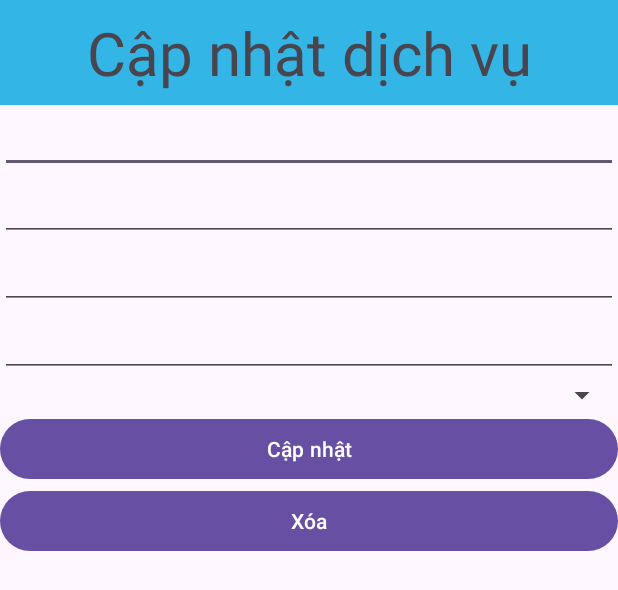
After one commit to michaelhung123/BarberShop, an Android app: the layout dialog_update_service.xml on its own in the app's theme, with its tools: preview values and no code run, on a phone screen of 412 x 824 dp. The commit adds this screen. Shown: the top 590 px of the screen. Run offline under Robolectric (Android 15) with nearby library versions, the phone set to English and light mode, and no system bars; Roboto replaces fonts that are not available here.

Commit message:
Update service and category

```diff
--- a/app/src/main/AndroidManifest.xml
+++ b/app/src/main/AndroidManifest.xml
@@ -13,7 +13,7 @@
         android:theme="@style/Theme.BarberShop"
         tools:targetApi="31">
         <activity
-            android:name=".IndexCategoryActivity"
+            android:name=".IndexServiceActivity"
             android:exported="true">
             <intent-filter>
                 <action android:name="android.intent.action.MAIN" />
--- a/app/src/main/java/com/example/barbershop/Domain/Category.java
+++ b/app/src/main/java/com/example/barbershop/Domain/Category.java
@@ -60,6 +60,6 @@ public class Category {
     @NonNull
     @Override
     public String toString() {
-        return Integer.toString(getId()) + " " + getName();
+        return this.name;
     }
 }
--- /dev/null
+++ b/app/src/main/res/layout/dialog_update_service.xml
@@ -0,0 +1,43 @@
+<?xml version="1.0" encoding="utf-8"?>
+<LinearLayout xmlns:android="http://schemas.android.com/apk/res/android"
+    android:orientation="vertical"
+    android:layout_width="match_parent"
+    android:layout_height="wrap_content">
+    <TextView
+        android:background="@android:color/holo_blue_light"
+        android:layout_width="match_parent"
+        android:layout_height="70dp"
+        android:textSize="40sp"
+        android:gravity="center"
+        android:text="Cập nhật dịch vụ" />
+    <EditText
+        android:id="@+id/editName"
+        android:layout_width="match_parent"
+        android:layout_height="wrap_content"/>
+    <EditText
+        android:id="@+id/editDescription"
+        android:layout_width="match_parent"
+        android:layout_height="wrap_content"/>
+    <EditText
+        android:id="@+id/editFile"
+        android:layout_width="match_parent"
+        android:layout_height="wrap_content"/>
+    <EditText
+        android:id="@+id/editPrice"
+        android:layout_width="match_parent"
+        android:layout_height="wrap_content"/>
+    <Spinner
+        android:id="@+id/spnCategory"
+        android:layout_width="match_parent"
+        android:layout_height="wrap_content"/>
+    <Button
+        android:id="@+id/btnUpdate"
+        android:layout_width="match_parent"
+        android:layout_height="wrap_content"
+        android:text="Cập nhật"/>
+    <Button
+        android:id="@+id/btnDelete"
+        android:layout_width="match_parent"
+        android:layout_height="wrap_content"
+        android:text="Xóa"/>
+</LinearLayout>
```
Also changed, not shown: app/src/main/java/com/example/barbershop/CreateServiceActivity.java (deleted, +0 -73 lines), app/src/main/java/com/example/barbershop/Domain/Service.java (+34 -7 lines), app/src/main/java/com/example/barbershop/IndexServiceActivity.java (added, +192 -0 lines), app/src/main/java/com/example/barbershop/Module/ServiceDataSource.java (+64 -2 lines), app/src/main/res/layout/create_service.xml (deleted, +0 -64 lines), app/src/main/res/layout/dialog_create_service.xml (added, +42 -0 lines), app/src/main/res/layout/index_services.xml (renamed from app/src/main/res/layout/index_categories.xml, +5 -5 lines).
